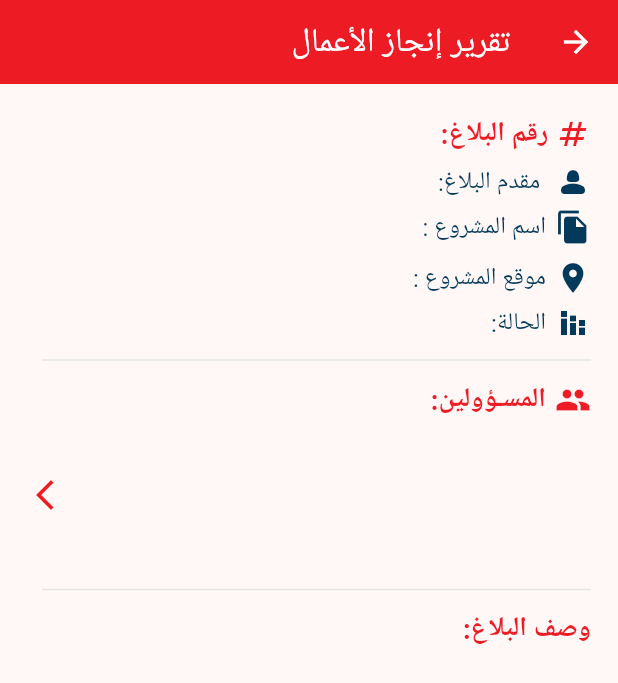
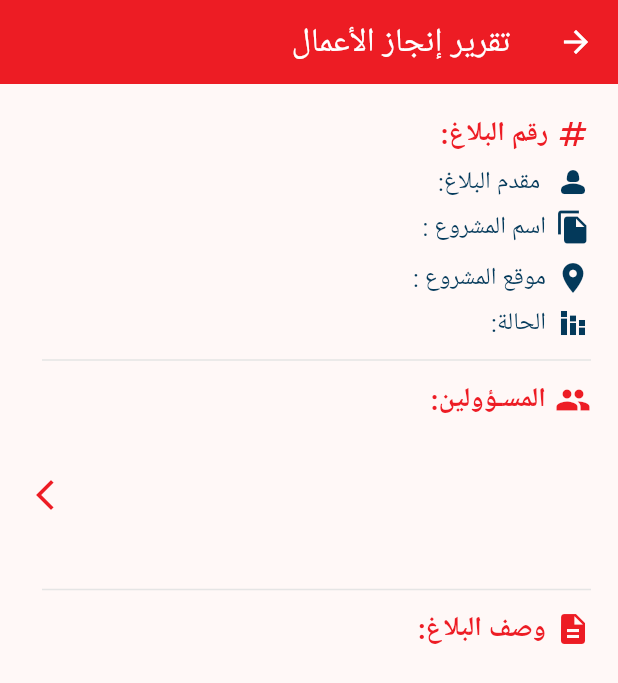
Before and after one commit to RitaFattoum99/cityway_report_client, a Flutter app: the ReportAcceptScreen screen opened directly with empty values, on a phone screen of 412 x 824 dp. Shown: the top 683 px of the screen. Run offline on Flutter 3.47's test engine with Material 3 defaults, Android fonts, the phone set to English and light mode, and no system bars; our stand-ins replace flutter_easyloading, flutter_form_builder, flutter_secure_storage, get, image_picker, responsive_sizer; accounts and stored records are empty.

Commit message:
Style edited 2

```diff
--- a/lib/approval/report_accept.dart
+++ b/lib/approval/report_accept.dart
@@ -288,12 +288,21 @@ class _ReportAcceptScreenState extends State<ReportAcceptScreen> {
               Column(
                 crossAxisAlignment: CrossAxisAlignment.start,
                 children: [
-                  const Text(
+                  const Row(
+                    children: [
+                      Icon(
+                        Icons.description,
+                        color: AppColorManager.mainAppColor,
+                      ),
+                      SizedBox(width: 6),
+                      Text(
                         "وصف البلاغ:",
                         style: TextStyle(
                             color: AppColorManager.mainAppColor,
                             fontWeight: FontWeight.bold,
                             fontSize: 18),
+                      ),
+                    ],
                   ),
                   SizedBox(
                     height: 400,
@@ -416,12 +425,21 @@ class _ReportAcceptScreenState extends State<ReportAcceptScreen> {
               Column(
                 crossAxisAlignment: CrossAxisAlignment.start,
                 children: [
-                  const Text(
+                  const Row(
+                    children: [
+                      Icon(
+                        Icons.description,
+                        color: AppColorManager.mainAppColor,
+                      ),
+                      SizedBox(width: 6),
+                      Text(
                         "وصف الأعمال:",
                         style: TextStyle(
                             color: AppColorManager.mainAppColor,
                             fontWeight: FontWeight.bold,
                             fontSize: 18),
+                      ),
+                    ],
                   ),
                   SizedBox(
                     height: 400,
--- a/lib/homepage/homepage_screen.dart
+++ b/lib/homepage/homepage_screen.dart
@@ -47,8 +47,7 @@ class _TabBarWithListViewState extends State<TabBarWithListView> {
         child: Scaffold(
           appBar: AppBar(
             iconTheme: const IconThemeData(
-              color:
-                  AppColorManager.white,
+              color: AppColorManager.white,
             ),
             title: const Text(
               'التقاريـر',
```
Lines whose indentation alone changed are shown as unchanged.
